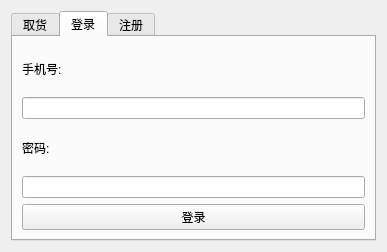
This is views/LoginView.ui in LittleChiu/ExpressManager as Qt 5 draws it before an edit. The edited form follows.
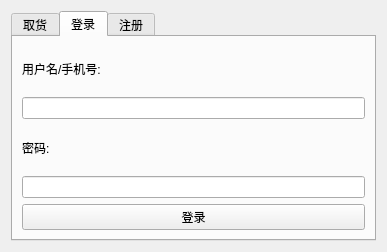
This is the edited form. The open tabs and pages were chosen to show the change.

Commit message: fix. 对修改的时候有五重复用户的判断

Patch:
```diff
--- a/views/LoginView.ui
+++ b/views/LoginView.ui
@@ -32,7 +32,7 @@
        <item>
         <widget class="QLabel" name="labelPhoneLogin">
          <property name="text">
-          <string>手机号:</string>
+          <string>用户名/手机号:</string>
          </property>
         </widget>
        </item>
```
The commit also changes 10 other files.
